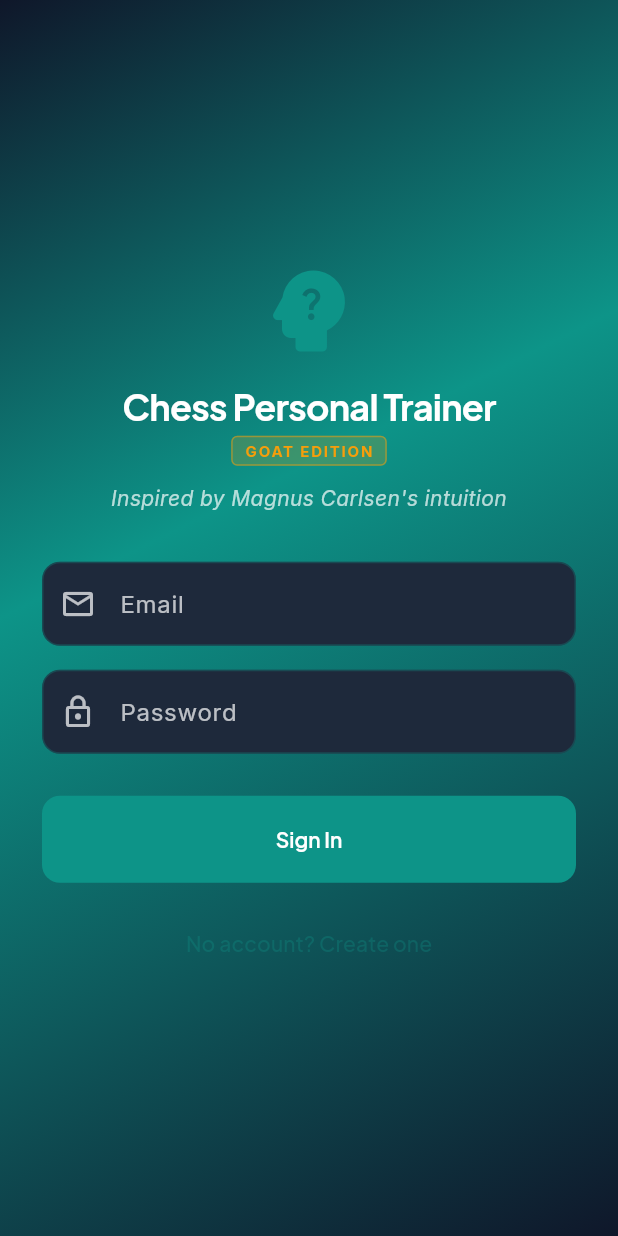
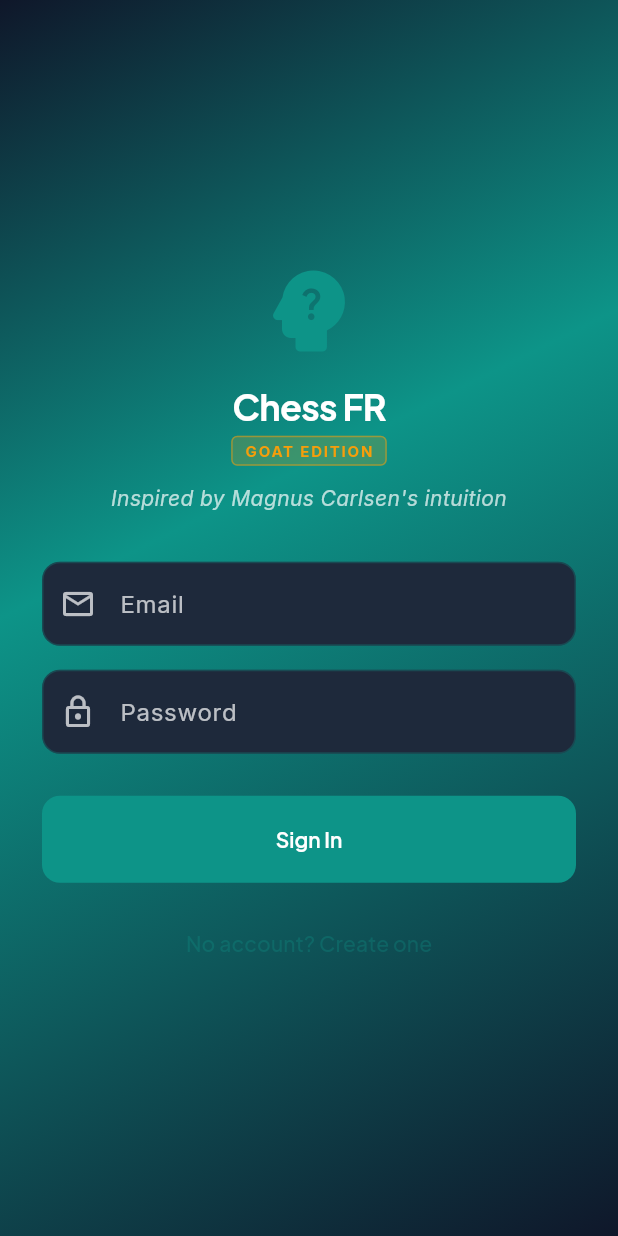
Before and after one commit to Mrswami/chessfr, a Flutter app: the screen it shows after launch, on a phone screen of 412 x 824 dp. Run offline on Flutter 3.47's test engine with Material 3 defaults, Android fonts, the phone set to English and light mode, and no system bars; drawn by our look-alikes of flutter_animate; our stand-ins replace camera, firebase_core, firebase_messaging, flutter_blue_plus, flutter_dotenv, google_fonts and 5 more; missing offline and left inert: chess, flutter_chess_board, flutter_vision, stockfish; accounts and stored records are empty.

Commit message:
Final text branding: Rename 'Chess Personal Trainer' to 'Chess FR' in Main and Auth screens

```diff
--- a/flutter/lib/features/auth/auth_screen.dart
+++ b/flutter/lib/features/auth/auth_screen.dart
@@ -123,7 +123,7 @@
                   ),
                   const SizedBox(height: 12),
                   Text(
-                    _isSignUp ? 'Create Profile' : 'Chess Personal Trainer',
+                    _isSignUp ? 'Create Profile' : 'Chess FR',
                     style: Theme.of(context).textTheme.headlineMedium?.copyWith(
                           color: Colors.white,
                           fontWeight: FontWeight.w700,
--- a/flutter/lib/main.dart
+++ b/flutter/lib/main.dart
@@ -41,7 +41,7 @@
   @override
   Widget build(BuildContext context) {
     return MaterialApp(
-      title: 'Chess Personal Trainer',
+      title: 'Chess FR',
       theme: AppTheme.dark,
       home: _showAd
         ? LoadingAdScreen(onAdComplete: () => setState(() => _showAd = false))
```
